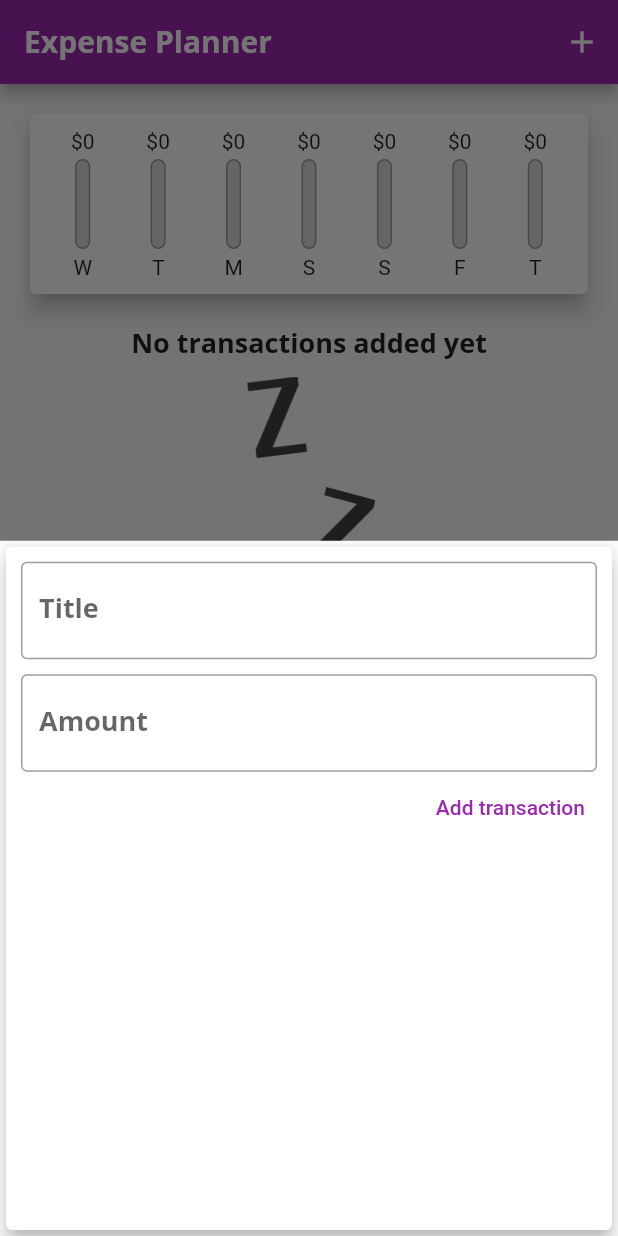
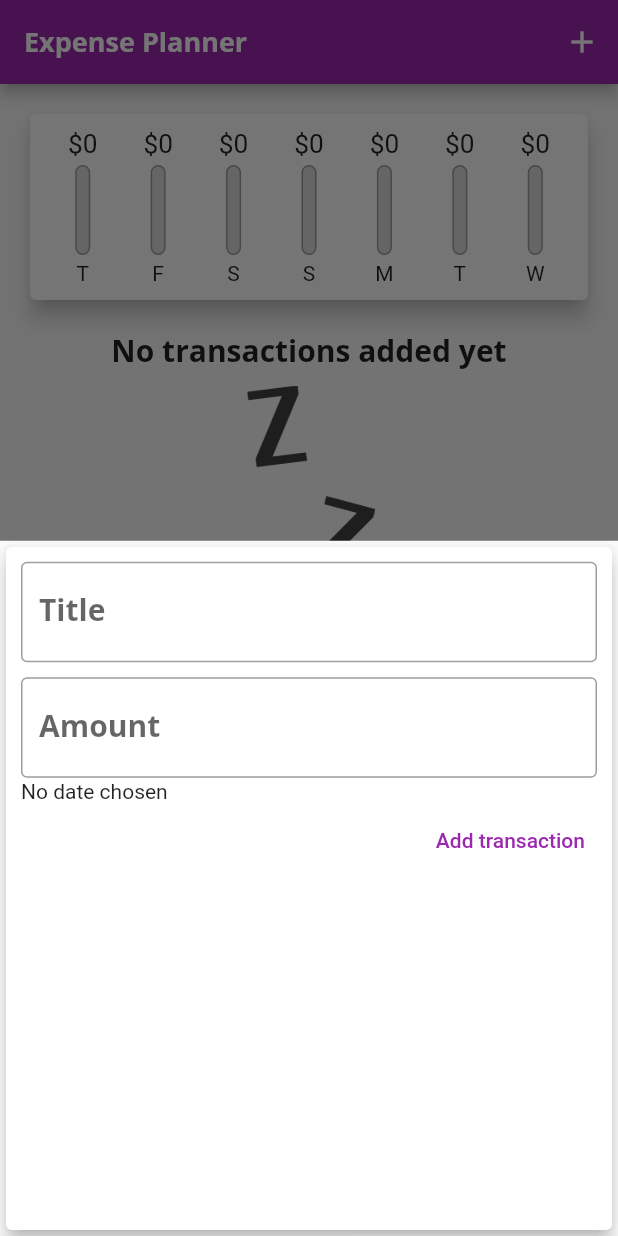
Before and after one commit to Fernandevs/expense_planner, a Flutter app: the screen it shows after launch, after a tap on the "add" icon, on a phone screen of 412 x 824 dp. Run offline on Flutter 3.47's test engine with Material 2 defaults, Android fonts, the phone set to English and light mode, and no system bars.

Commit message:
Proyecto Expense Planner terminado

```diff
--- a/lib/app.dart
+++ b/lib/app.dart
@@ -19,7 +19,7 @@ class ExpensePlanner extends StatelessWidget {
         appBarTheme: const AppBarTheme(
           titleTextStyle: TextStyle(
             fontFamily: 'OpenSans',
-            fontSize: 20,
+            fontSize: 18,
             fontWeight: FontWeight.bold,
           ),
         ),
@@ -28,7 +28,7 @@ class ExpensePlanner extends StatelessWidget {
         textTheme: ThemeData.light().textTheme.copyWith(
               titleMedium: const TextStyle(
                 fontFamily: 'OpenSans',
-                fontSize: 18,
+                fontSize: 20,
                 fontWeight: FontWeight.bold,
               ),
             ),
@@ -60,13 +60,13 @@ class _HomePageState extends State<HomePage> {
     }).toList();
   }
 
-  void _addNewTransaction(String title, double amount) {
+  void _addNewTransaction(String title, double amount, DateTime chosenDate) {
     setState(() {
       final transaction = Transaction(
         id: const Uuid().v4(),
         title: title,
         amount: amount,
-        date: DateTime.now(),
+        date: chosenDate,
       );
 
       _userTransactions.add(transaction);
@@ -74,6 +74,12 @@ class _HomePageState extends State<HomePage> {
       if (kDebugMode) {
         print(transaction);
       }
+    });
+  }
+
+  void _deleteTransaction(String id) {
+    setState(() {
+      _userTransactions.removeWhere((transaction) => transaction.id == id);
     });
   }
 
@@ -102,12 +108,13 @@ class _HomePageState extends State<HomePage> {
       ),
       body: SingleChildScrollView(
         child: Column(
+          crossAxisAlignment: CrossAxisAlignment.stretch,
           children: <Widget>[
-            SizedBox(
-              width: double.infinity,
-              child: Chart(recentTransactions: _recentTransactions),
+            Chart(recentTransactions: _recentTransactions),
+            TransactionList(
+              transactions: _userTransactions,
+              deleteTransactionHandler: _deleteTransaction,
             ),
-            TransactionList(transactions: _userTransactions),
           ],
         ),
       ),
--- a/lib/presentation/widgets/chart.dart
+++ b/lib/presentation/widgets/chart.dart
@@ -1,15 +1,17 @@
-import 'package:expense_planner/presentation/widgets/chart_bar.dart';
-import 'package:flutter/foundation.dart';
 import 'package:flutter/material.dart';
 
 import 'package:intl/intl.dart';
 
 import 'package:expense_planner/data/models/transaction.dart';
+import 'package:expense_planner/presentation/widgets/chart_bar.dart';
 
 class Chart extends StatelessWidget {
   final List<Transaction> recentTransactions;
 
-  const Chart({Key? key, required this.recentTransactions}) : super(key: key);
+  const Chart({
+    Key? key,
+    required this.recentTransactions,
+  }) : super(key: key);
 
   List<Map<String, Object>> get groupedTransactions =>
       List.generate(7, (index) {
@@ -26,7 +28,7 @@ class Chart extends StatelessWidget {
         }
 
         return {'day': DateFormat.E().format(weekDay)[0], 'amount': amount};
-      });
+      }).reversed.toList();
 
   double get total => groupedTransactions.fold(
         0.0,
--- a/lib/presentation/widgets/chart_bar.dart
+++ b/lib/presentation/widgets/chart_bar.dart
@@ -16,8 +16,11 @@ class ChartBar extends StatelessWidget {
   Widget build(BuildContext context) {
     return Column(
       children: <Widget>[
-        FittedBox(
-            child: Text('\$${spendingAmount.toStringAsFixed(0)}'),
+        SizedBox(
+          height: 20,
+          child: FittedBox(
+              child: Text('\$${spendingAmount.toStringAsFixed(0)}'),
+          ),
         ),
         const SizedBox(height: 4),
         SizedBox(
--- a/lib/presentation/widgets/new_transaction.dart
+++ b/lib/presentation/widgets/new_transaction.dart
@@ -1,33 +1,59 @@
 import 'package:flutter/material.dart';
+import 'package:intl/intl.dart';
 
 class NewTransaction extends StatefulWidget {
   final Function newTransactionHandler;
 
-  const NewTransaction({Key? key, required this.newTransactionHandler})
-      : super(key: key);
+  const NewTransaction({
+    Key? key,
+    required this.newTransactionHandler,
+  }) : super(key: key);
 
   @override
   State<StatefulWidget> createState() => _NewTransaction();
 }
 
 class _NewTransaction extends State<NewTransaction> {
-  final titleController = TextEditingController();
-  final amountController = TextEditingController();
+  final _titleController = TextEditingController();
+  final _amountController = TextEditingController();
+  DateTime? _selectedDate;
 
-  void submitData() {
-    final enteredTitle = titleController.text;
-    final enteredAmount = double.parse(amountController.text);
+  void _submitData() {
+    if (_amountController.text.isEmpty) {
+      return;
+    }
 
-    if (enteredTitle.isEmpty || enteredAmount <= 0) {
+    final enteredTitle = _titleController.text;
+    final enteredAmount = double.parse(_amountController.text);
+
+    if (enteredTitle.isEmpty || enteredAmount <= 0 || _selectedDate == null) {
       return;
     }
 
     widget.newTransactionHandler(
       enteredTitle,
       enteredAmount,
+      _selectedDate,
     );
 
     Navigator.of(context).pop();
+  }
+
+  void _showDatePicker() {
+    showDatePicker(
+      context: context,
+      initialDate: DateTime.now(),
+      firstDate: DateTime(2023),
+      lastDate: DateTime.now(),
+    ).then((pickedDate) {
+      if (pickedDate == null) {
+        return;
+      }
+
+      setState(() {
+        _selectedDate = pickedDate;
+      });
+    });
   }
 
   @override
@@ -41,33 +67,55 @@ class _NewTransaction extends State<NewTransaction> {
           children: <Widget>[
             TextField(
               decoration: const InputDecoration(
-                labelText: 'Title',
-                border: OutlineInputBorder()
-              ),
+                  labelText: 'Title', border: OutlineInputBorder()),
               keyboardType: TextInputType.text,
-              controller: titleController,
-              onSubmitted: (_) => submitData,
+              controller: _titleController,
+              onSubmitted: (_) => _submitData,
             ),
             const SizedBox(height: 10),
             TextField(
-              controller: amountController,
+              controller: _amountController,
               decoration: const InputDecoration(
-                labelText: 'Amount',
-                border: OutlineInputBorder()
-              ),
+                  labelText: 'Amount', border: OutlineInputBorder()),
               keyboardType: const TextInputType.numberWithOptions(
                 decimal: true,
                 signed: false,
               ),
-              onSubmitted: (_) => submitData,
+              onSubmitted: (_) => _submitData,
+            ),
+            SizedBox(
+              height: 18,
+              child: Row(
+                children: <Widget>[
+                  Expanded(
+                    child: Text(
+                      _selectedDate == null
+                          ? 'No date chosen'
+                          : 'Picked Date: ${DateFormat.yMd().format(_selectedDate!)}',
+                    ),
+                  ),
+                  TextButton(
+                    style: ButtonStyle(
+                      foregroundColor: MaterialStateProperty.all<Color>(
+                          Theme.of(context).primaryColor),
+                    ),
+                    onPressed: _showDatePicker,
+                    child: const Text(
+                      'Choose date',
+                      style: TextStyle(fontWeight: FontWeight.bold),
+                    ),
+                  ),
+                ],
+              ),
             ),
             TextButton(
               style: ButtonStyle(
-                  foregroundColor:
-                      MaterialStateProperty.all<Color>(Colors.purple)),
-              onPressed: submitData,
+                foregroundColor: MaterialStateProperty.all<Color>(
+                    Theme.of(context).primaryColor),
+              ),
+              onPressed: _submitData,
               child: const Text('Add transaction'),
-            )
+            ),
           ],
         ),
       ),
```
Also changed, not shown: lib/presentation/widgets/transaction_list.dart (+27 -28 lines).
